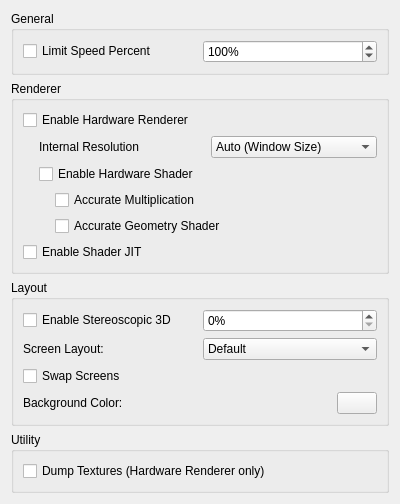
The window that src/citra_qt/configuration/configure_graphics.ui (fadillzzz/citra-rasp-legacy) describes before a commit, drawn with Qt 5.
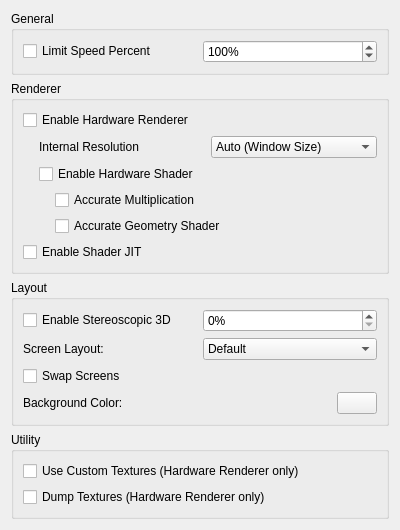
The same window after the commit.

Commit message: fix crashes, add custom texture cache, load textures from load directory

```diff
--- a/src/citra_qt/configuration/configure_graphics.ui
+++ b/src/citra_qt/configuration/configure_graphics.ui
@@ -320,6 +320,16 @@
       <string>Utility</string>
      </property>
      <layout class="QVBoxLayout" name="verticalLayout_4">
+      <item>
+       <widget class="QCheckBox" name="toggle_custom_textures">
+        <property name="toolTip">
+         <string>&lt;html&gt;&lt;head/&gt;&lt;body&gt;&lt;p&gt;Replace textures with PNG files.&lt;/p&gt;&lt;p&gt;Textures are loaded from load/textures/[Title ID]/.&lt;/p&gt;&lt;/body&gt;&lt;/html&gt;</string>
+        </property>
+        <property name="text">
+         <string>Use Custom Textures (Hardware Renderer only)</string>
+        </property>
+       </widget>
+      </item>
       <item>
        <widget class="QCheckBox" name="toggle_dump_textures">
         <property name="toolTip">
@@ -333,19 +343,6 @@
      </layout>
     </widget>
    </item>
-   <item>
-    <spacer name="verticalSpacer">
-     <property name="orientation">
-      <enum>Qt::Vertical</enum>
-     </property>
-     <property name="sizeHint" stdset="0">
-      <size>
-       <width>20</width>
-       <height>40</height>
-      </size>
-     </property>
-    </spacer>
-   </item>
   </layout>
  </widget>
  <resources/>
```
The commit also changes 15 other files.
